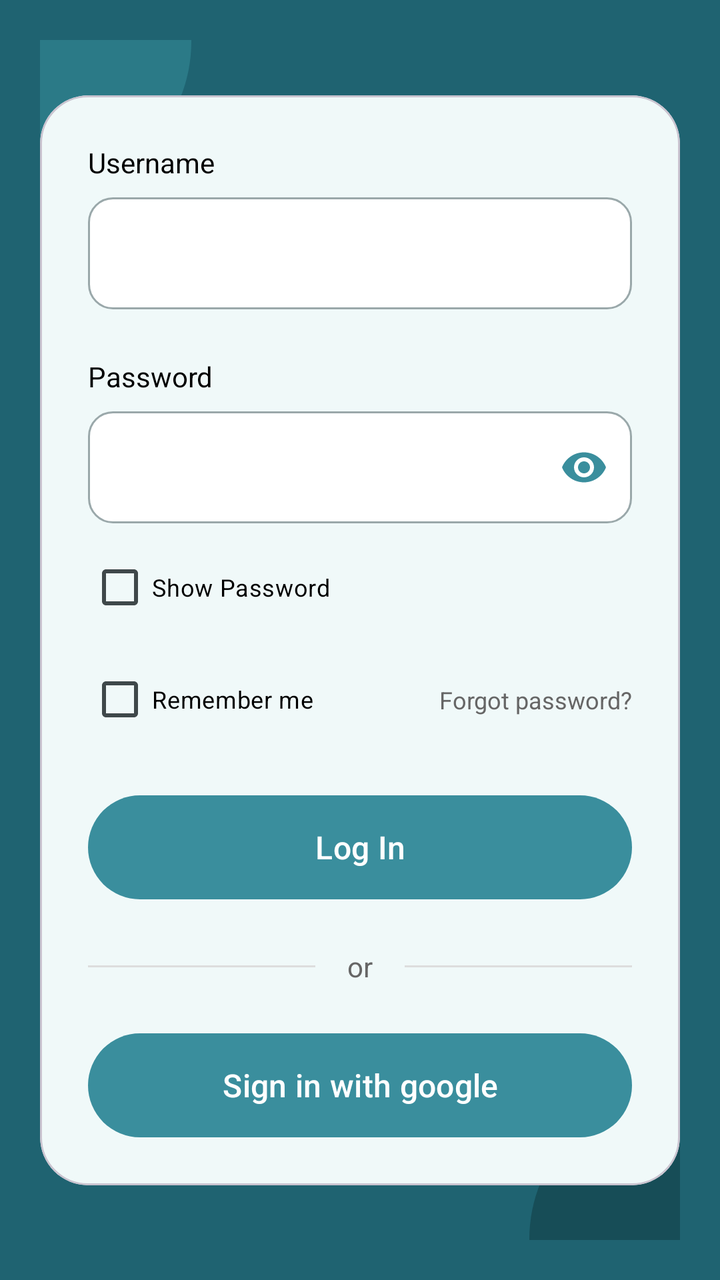
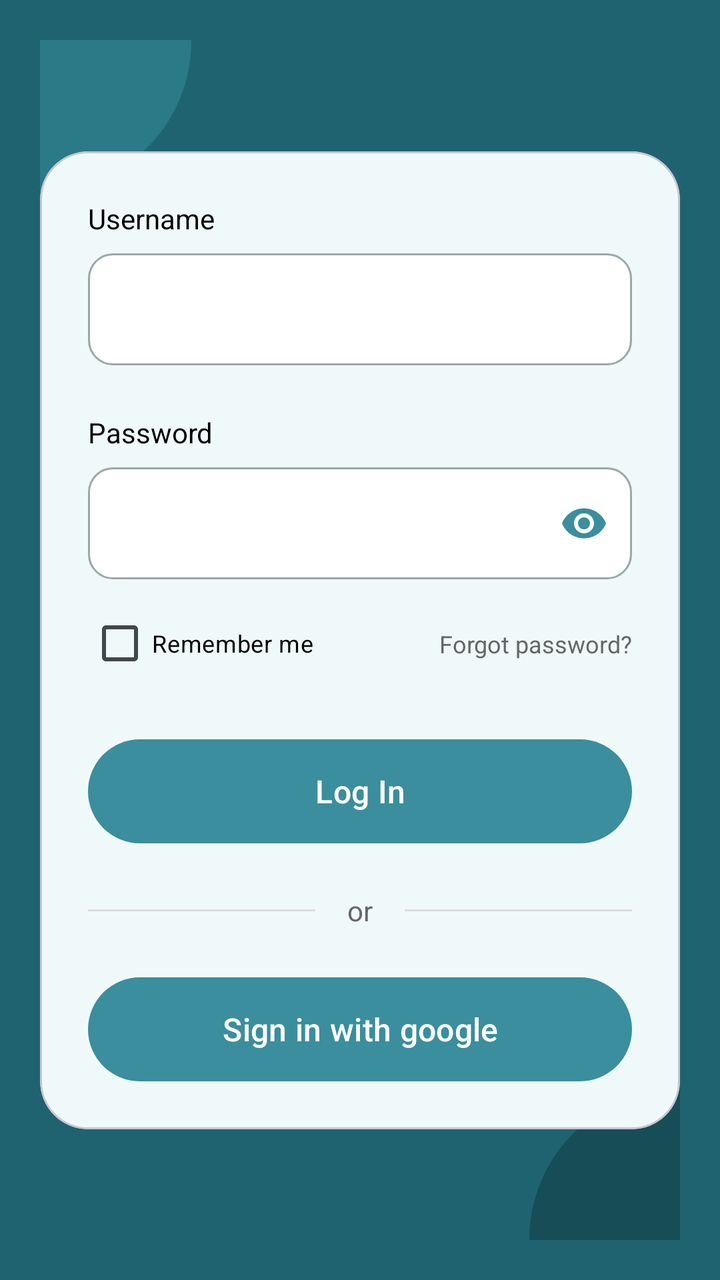

Compare the two renders of this Android layout. The source of the first and the diff that turns it into the second are given below.
<!-- AndroidManifest.xml: application theme Theme.PharmaFind -->
<!-- res/layout/dialog_login.xml -->
<?xml version="1.0" encoding="utf-8"?>
<androidx.constraintlayout.widget.ConstraintLayout xmlns:android="http://schemas.android.com/apk/res/android"
    xmlns:app="http://schemas.android.com/apk/res-auto"
    android:layout_width="match_parent"
    android:layout_height="wrap_content"
    android:background="@color/primary_dark"
    android:padding="20dp">

    
    <View
        android:layout_width="150dp"
        android:layout_height="150dp"
        android:background="@drawable/circle_background"
        android:backgroundTint="@color/decor_circle_light"
        android:layout_marginTop="-75dp"
        android:layout_marginStart="-75dp"
        app:layout_constraintTop_toTopOf="parent"
        app:layout_constraintStart_toStartOf="parent" />

    <View
        android:layout_width="150dp"
        android:layout_height="150dp"
        android:background="@drawable/circle_background"
        android:backgroundTint="@color/decor_circle_dark"
        android:layout_marginBottom="-75dp"
        android:layout_marginEnd="-75dp"
        app:layout_constraintBottom_toBottomOf="parent"
        app:layout_constraintEnd_toEndOf="parent" />

    <com.google.android.material.card.MaterialCardView
        android:layout_width="match_parent"
        android:layout_height="wrap_content"
        app:cardCornerRadius="24dp"
        app:cardElevation="0dp"
        app:cardBackgroundColor="#F0F9F9"
        app:layout_constraintTop_toTopOf="parent"
        app:layout_constraintBottom_toBottomOf="parent">

        <androidx.constraintlayout.widget.ConstraintLayout
            android:layout_width="match_parent"
            android:layout_height="wrap_content"
            android:padding="24dp">

            <TextView
                android:id="@+id/tvUsernameLabel"
                android:layout_width="wrap_content"
                android:layout_height="wrap_content"
                android:text="@string/username"
                android:textColor="@color/black"
                android:textSize="14sp"
                app:layout_constraintStart_toStartOf="parent"
                app:layout_constraintTop_toTopOf="parent" />

            <EditText
                android:id="@+id/etUsername"
                android:layout_width="match_parent"
                android:layout_height="56dp"
                android:layout_marginTop="8dp"
                android:background="@drawable/edittext_background"
                android:inputType="textPersonName"
                android:textColor="@color/black"
                android:paddingHorizontal="16dp"
                app:layout_constraintTop_toBottomOf="@id/tvUsernameLabel" />

            <TextView
                android:id="@+id/tvPasswordLabel"
                android:layout_width="wrap_content"
                android:layout_height="wrap_content"
                android:layout_marginTop="24dp"
                android:text="@string/password"
                android:textColor="@color/black"
                android:textSize="14sp"
                app:layout_constraintStart_toStartOf="parent"
                app:layout_constraintTop_toBottomOf="@id/etUsername" />

            <com.google.android.material.textfield.TextInputLayout
                android:id="@+id/tilPassword"
                android:layout_width="match_parent"
                android:layout_height="wrap_content"
                android:layout_marginTop="8dp"
                app:endIconMode="password_toggle"
                app:endIconTint="@color/primary_teal"
                app:hintEnabled="false"
                app:layout_constraintTop_toBottomOf="@id/tvPasswordLabel">

                <com.google.android.material.textfield.TextInputEditText
                    android:id="@+id/etPassword"
                    android:layout_width="match_parent"
                    android:layout_height="56dp"
                    android:background="@drawable/edittext_background"
                    android:inputType="textPassword"
                    android:paddingHorizontal="16dp"
                    android:textColor="@color/black" />
            </com.google.android.material.textfield.TextInputLayout>

            <CheckBox
                android:id="@+id/cbShowPassword"
                android:layout_width="wrap_content"
                android:layout_height="wrap_content"
                android:layout_marginTop="8dp"
                android:text="Show Password"
                android:textColor="@color/black"
                android:textSize="12sp"
                app:layout_constraintStart_toStartOf="parent"
                app:layout_constraintTop_toBottomOf="@id/tilPassword" />

            <CheckBox
                android:id="@+id/cbRememberMe"
                android:layout_width="wrap_content"
                android:layout_height="wrap_content"
                android:layout_marginTop="8dp"
                android:text="@string/remember_me"
                android:textColor="@color/black"
                android:textSize="12sp"
                app:layout_constraintStart_toStartOf="parent"
                app:layout_constraintTop_toBottomOf="@id/cbShowPassword" />

            <TextView
                android:id="@+id/tvForgotPassword"
                android:layout_width="wrap_content"
                android:layout_height="wrap_content"
                android:text="@string/forgot_password"
                android:textColor="@color/text_gray"
                android:textSize="12sp"
                app:layout_constraintBottom_toBottomOf="@id/cbRememberMe"
                app:layout_constraintEnd_toEndOf="parent"
                app:layout_constraintTop_toTopOf="@id/cbRememberMe" />

            <com.google.android.material.button.MaterialButton
                style="@style/Widget.PharmaFind.Button"
                android:id="@+id/btnLoginSubmit"
                android:layout_width="match_parent"
                android:layout_marginTop="24dp"
                android:text="@string/log_in"
                app:layout_constraintTop_toBottomOf="@id/cbRememberMe" />

            <View
                android:id="@+id/vDividerLeft"
                android:layout_width="0dp"
                android:layout_height="1dp"
                android:background="@color/divider_color"
                android:layout_marginEnd="16dp"
                app:layout_constraintBottom_toBottomOf="@id/tvOr"
                app:layout_constraintEnd_toStartOf="@id/tvOr"
                app:layout_constraintStart_toStartOf="parent"
                app:layout_constraintTop_toTopOf="@id/tvOr" />

            <TextView
                android:id="@+id/tvOr"
                android:layout_width="wrap_content"
                android:layout_height="wrap_content"
                android:layout_marginTop="24dp"
                android:text="@string/or"
                android:textColor="@color/text_gray"
                app:layout_constraintEnd_toEndOf="parent"
                app:layout_constraintStart_toStartOf="parent"
                app:layout_constraintTop_toBottomOf="@id/btnLoginSubmit" />

            <View
                android:id="@+id/vDividerRight"
                android:layout_width="0dp"
                android:layout_height="1dp"
                android:background="@color/divider_color"
                android:layout_marginStart="16dp"
                app:layout_constraintBottom_toBottomOf="@id/tvOr"
                app:layout_constraintEnd_toEndOf="parent"
                app:layout_constraintStart_toEndOf="@id/tvOr"
                app:layout_constraintTop_toTopOf="@id/tvOr" />

            <com.google.android.material.button.MaterialButton
                style="@style/Widget.PharmaFind.Button"
                android:id="@+id/btnGoogleSignIn"
                android:layout_width="match_parent"
                android:layout_marginTop="24dp"
                android:text="@string/sign_in_with_google"
                app:layout_constraintTop_toBottomOf="@id/tvOr" />

        </androidx.constraintlayout.widget.ConstraintLayout>
    </com.google.android.material.card.MaterialCardView>

</androidx.constraintlayout.widget.ConstraintLayout>
<!-- resources referenced by this layout -->
<resources>
  <color name="black">#FF000000</color>
  <color name="decor_circle_dark">#174D57</color>
  <color name="decor_circle_light">#2B7A87</color>
  <color name="divider_color">#DDDDDD</color>
  <color name="primary_dark">#1F6371</color>
  <color name="primary_teal">#3A8E9D</color>
  <color name="text_gray">#666666</color>
  <!-- drawable circle_background (drawable) -->
  <?xml version="1.0" encoding="utf-8"?>
  <shape xmlns:android="http://schemas.android.com/apk/res/android"
      android:shape="oval">
      <solid android:color="#A0D8D8" />
  </shape>
  <!-- drawable edittext_background (drawable) -->
  <?xml version="1.0" encoding="utf-8"?>
  <selector xmlns:android="http://schemas.android.com/apk/res/android">
      
      <item android:state_activated="true">
          <shape>
              <corners android:radius="12dp" />
              <stroke android:width="2dp" android:color="@color/error_red" />
              <solid android:color="@color/white" />
          </shape>
      </item>
      <item android:state_focused="true">
          <shape>
              <corners android:radius="12dp" />
              <stroke android:width="2dp" android:color="@color/primary_teal" />
              <solid android:color="@color/white" />
          </shape>
      </item>
      <item>
          <shape>
              <corners android:radius="12dp" />
              <stroke android:width="1dp" android:color="@color/field_border" />
              <solid android:color="@color/white" />
          </shape>
      </item>
  </selector>
  <string name="forgot_password">Forgot password?</string>
  <string name="log_in">Log In</string>
  <string name="or">or</string>
  <string name="password">Password</string>
  <string name="remember_me">Remember me</string>
  <string name="sign_in_with_google">Sign in with google</string>
  <string name="username">Username</string>
  <style name="Widget.PharmaFind.Button" parent="Widget.Material3.Button">
          <item name="iconGravity">textStart</item>
          <item name="iconSize">20dp</item>
          <item name="iconPadding">8dp</item>
          <item name="android:layout_height">52dp</item>
          <item name="android:insetTop">0dp</item>
          <item name="android:insetBottom">0dp</item>
          <item name="cornerRadius">26dp</item>
          <item name="backgroundTint">@color/primary_teal</item>
          <item name="android:textColor">@color/white</item>
          <item name="android:textSize">16sp</item>
          <item name="android:textAllCaps">false</item>
      </style>
  <color name="error_red">#B3261E</color>
  <color name="white">#FFFFFFFF</color>
  <color name="field_border">#9AA8AA</color>
  <style name="Base.Theme.PharmaFind" parent="Theme.Material3.Light.NoActionBar">
          <item name="android:forceDarkAllowed" tools:targetApi="q">false</item>
          
          
      </style>
  <color name="teal_container">#D6EEF1</color>
  <color name="on_surface">#1B1F21</color>
  <color name="surface_variant">#E3EBEC</color>
  <color name="on_surface_variant">#3F484A</color>
  <color name="outline">#6F797A</color>
  <color name="surface_container_low">#F4F8F8</color>
  <color name="surface_container">#EEF3F4</color>
  <color name="surface_container_high">#E8EEEF</color>
  <color name="surface_container_highest">#E2E9EA</color>
  <style name="Animation.PharmaFind.Activity" parent="@android:style/Animation.Activity">
          <item name="android:activityOpenEnterAnimation">@anim/activity_open_enter</item>
          <item name="android:activityOpenExitAnimation">@anim/activity_open_exit</item>
          <item name="android:activityCloseEnterAnimation">@anim/activity_close_enter</item>
          <item name="android:activityCloseExitAnimation">@anim/activity_close_exit</item>
      </style>
  <!-- unchanged entries left out for length: 1 -->
</resources>

<!-- the commit's change to res/layout/dialog_login.xml (unified diff, before → after) -->
@@ -94,17 +94,6 @@
             </com.google.android.material.textfield.TextInputLayout>
 
             <CheckBox
-                android:id="@+id/cbShowPassword"
-                android:layout_width="wrap_content"
-                android:layout_height="wrap_content"
-                android:layout_marginTop="8dp"
-                android:text="Show Password"
-                android:textColor="@color/black"
-                android:textSize="12sp"
-                app:layout_constraintStart_toStartOf="parent"
-                app:layout_constraintTop_toBottomOf="@id/tilPassword" />
-
-            <CheckBox
                 android:id="@+id/cbRememberMe"
                 android:layout_width="wrap_content"
                 android:layout_height="wrap_content"
@@ -113,7 +102,7 @@
                 android:textColor="@color/black"
                 android:textSize="12sp"
                 app:layout_constraintStart_toStartOf="parent"
-                app:layout_constraintTop_toBottomOf="@id/cbShowPassword" />
+                app:layout_constraintTop_toBottomOf="@id/tilPassword" />
 
             <TextView
                 android:id="@+id/tvForgotPassword"
